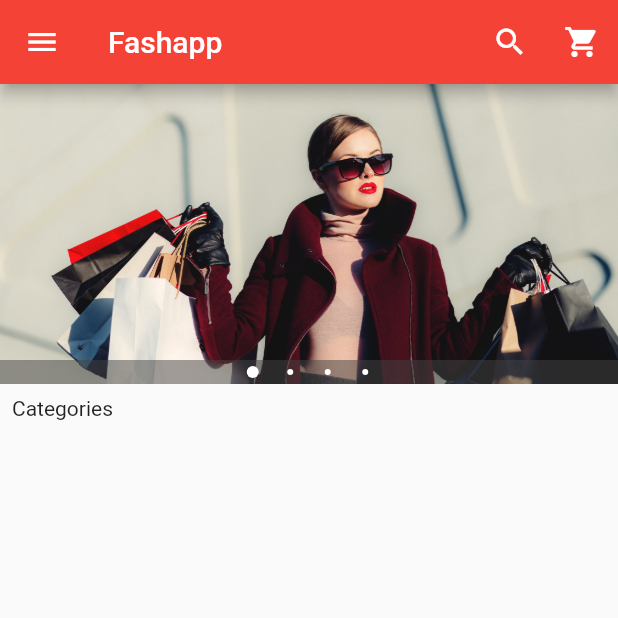
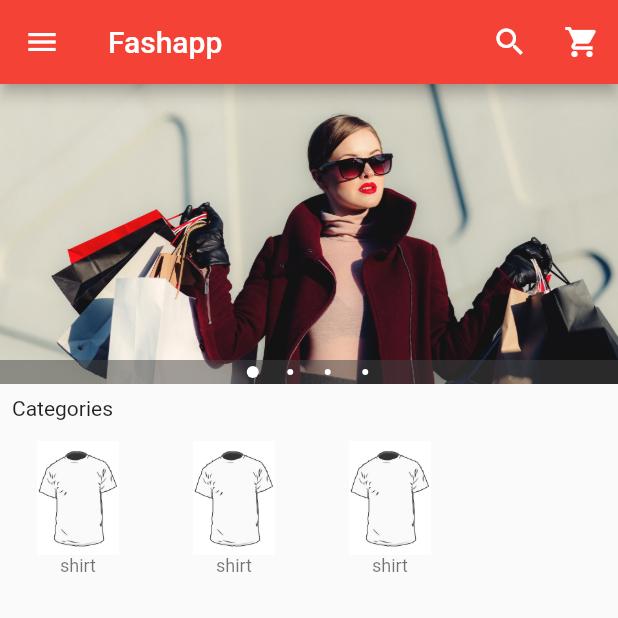
Before and after one commit to tharindu97/Flutter_Projects_1.0_E-commerceApp, a Flutter app: the screen it shows after launch, on a phone screen of 412 x 824 dp, the top half of it. Run offline on Flutter 3.47's test engine with Material 2 defaults, Android fonts, the phone set to English and light mode, and no system bars; drawn by our look-alikes of carousel_pro.

Commit message:
12_completed

```diff
--- a/lib/componets/horizontal_listview.dart
+++ b/lib/componets/horizontal_listview.dart
@@ -8,7 +8,18 @@ class HorizontalList extends StatelessWidget {
       child: ListView(
         scrollDirection: Axis.horizontal,
         children: <Widget>[
-
+          Category(
+            image_location: 'images/cats/shirt.png',
+            image_caption: 'shirt',
+          ),
+          Category(
+            image_location: 'images/cats/shirt.png',
+            image_caption: 'shirt',
+          ),
+          Category(
+            image_location: 'images/cats/shirt.png',
+            image_caption: 'shirt',
+          ),
         ],
       ),
     );
@@ -26,12 +37,23 @@ class Category extends StatelessWidget {
 
   @override
   Widget build(BuildContext context) {
-    return Padding(padding: EdgeInsets.all(2.0),
+    return Padding(padding: const EdgeInsets.all(2.0),
       child: InkWell(
         onTap: (){},
-        child: ListTile(
-          title: Image.asset(image_location),
-          subtitle: Text(image_caption),
+        child: Container(
+          width: 100,
+          child: ListTile(
+            title: Image.asset(image_location,
+              height: 80.0,
+              width: 100.0,
+            ),
+            subtitle: Container(
+              alignment: Alignment.topCenter,
+              child: Text(image_caption,
+                style: TextStyle(fontSize: 12.0),
+              ),
+            )
+          ),
         ),
       ),
     );
--- a/pubspec.yaml
+++ b/pubspec.yaml
@@ -53,6 +53,7 @@ flutter:
     - images/c2.png
     - images/c3.png
     - images/c4.png
+    - images/cats/shirt.png
 
   # An image asset can refer to one or more resolution-specific "variants", see
   # https://flutter.dev/assets-and-images/#resolution-aware.
```
Also changed, not shown: images/cats/shirt.png (added).
